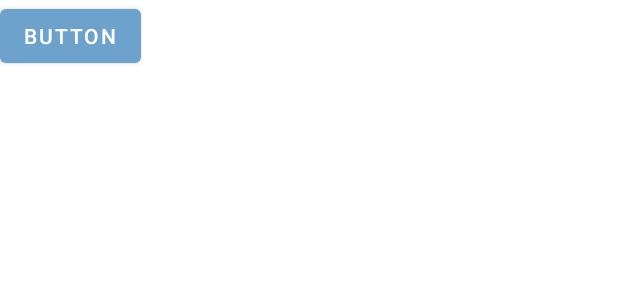
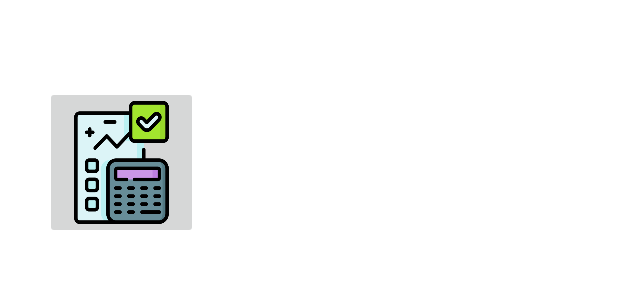
Before and after one commit to JhoelDP/App-Colegio, an Android app: the layout fragment_dashboard.xml on its own in the app's theme, with its tools: preview values and no code run, on a phone screen of 412 x 824 dp. Shown: the top 300 px of the screen. Run offline under Robolectric (Android 15) with nearby library versions, the phone set to English and light mode, and no system bars.

Commit message:
button_Conta

```diff
--- /dev/null
+++ b/app/src/main/res/drawable/cualcu_icon.xml
@@ -0,0 +1,5 @@
+<vector xmlns:android="http://schemas.android.com/apk/res/android" android:height="24dp" android:tint="#000000" android:viewportHeight="24" android:viewportWidth="24" android:width="24dp">
+
+    <path android:fillColor="@android:color/white" android:pathData="M19,3H5C3.9,3 3,3.9 3,5v14c0,1.1 0.9,2 2,2h14c1.1,0 2,-0.9 2,-2V5C21,3.9 20.1,3 19,3zM13.03,7.06L14.09,6l1.41,1.41L16.91,6l1.06,1.06l-1.41,1.41l1.41,1.41l-1.06,1.06L15.5,9.54l-1.41,1.41l-1.06,-1.06l1.41,-1.41L13.03,7.06zM6.25,7.72h5v1.5h-5V7.72zM11.5,16h-2v2H8v-2H6v-1.5h2v-2h1.5v2h2V16zM18,17.25h-5v-1.5h5V17.25zM18,14.75h-5v-1.5h5V14.75z"/>
+
+</vector>
--- a/app/src/main/res/layout/fragment_dashboard.xml
+++ b/app/src/main/res/layout/fragment_dashboard.xml
@@ -6,25 +6,18 @@
     android:layout_height="match_parent"
     tools:context=".ui.dashboard.DashboardFragment">
 
-    <TextView
-        android:id="@+id/text_dashboard"
-        android:layout_width="match_parent"
-        android:layout_height="wrap_content"
-        android:layout_marginStart="8dp"
-        android:layout_marginTop="8dp"
-        android:layout_marginEnd="8dp"
-        android:textAlignment="center"
-        android:textSize="20sp"
+    <ImageButton
+        android:id="@+id/imageButton"
+        android:layout_width="102dp"
+        android:layout_height="102dp"
+        android:layout_margin="16dp"
+        android:contentDescription="@string/descripcion_conta"
+        android:scaleType="fitXY"
+        android:src="@drawable/conta_icon"
         app:layout_constraintBottom_toBottomOf="parent"
         app:layout_constraintEnd_toEndOf="parent"
+        app:layout_constraintHorizontal_bias="0.051"
         app:layout_constraintStart_toStartOf="parent"
-        app:layout_constraintTop_toTopOf="parent" />
-
-    <Button
-        android:id="@+id/button"
-        android:layout_width="wrap_content"
-        android:layout_height="wrap_content"
-        android:text="Button"
-        tools:layout_editor_absoluteX="43dp"
-        tools:layout_editor_absoluteY="102dp" />
+        app:layout_constraintTop_toTopOf="parent"
+        app:layout_constraintVertical_bias="0.06" />
 </androidx.constraintlayout.widget.ConstraintLayout>
--- a/app/src/main/res/values/strings.xml
+++ b/app/src/main/res/values/strings.xml
@@ -4,4 +4,6 @@
     <string name="title_dashboard">Especialidades</string>
     <string name="title_notifications">Contáctanos</string>
     <string name="title_activity_maps">MapsActivity</string>
+
+    <string name="descripcion_conta">Carrera tecnica Contabilidad</string>
 </resources>
```
Also changed, not shown: app/src/main/res/drawable/conta_icon.png (added).
